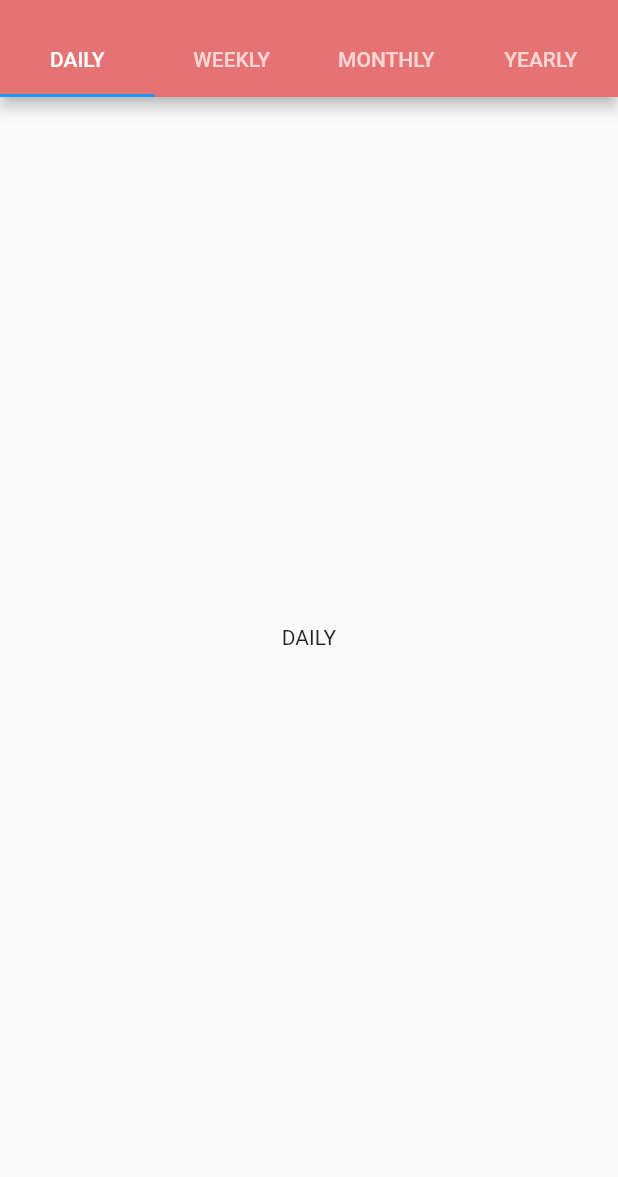
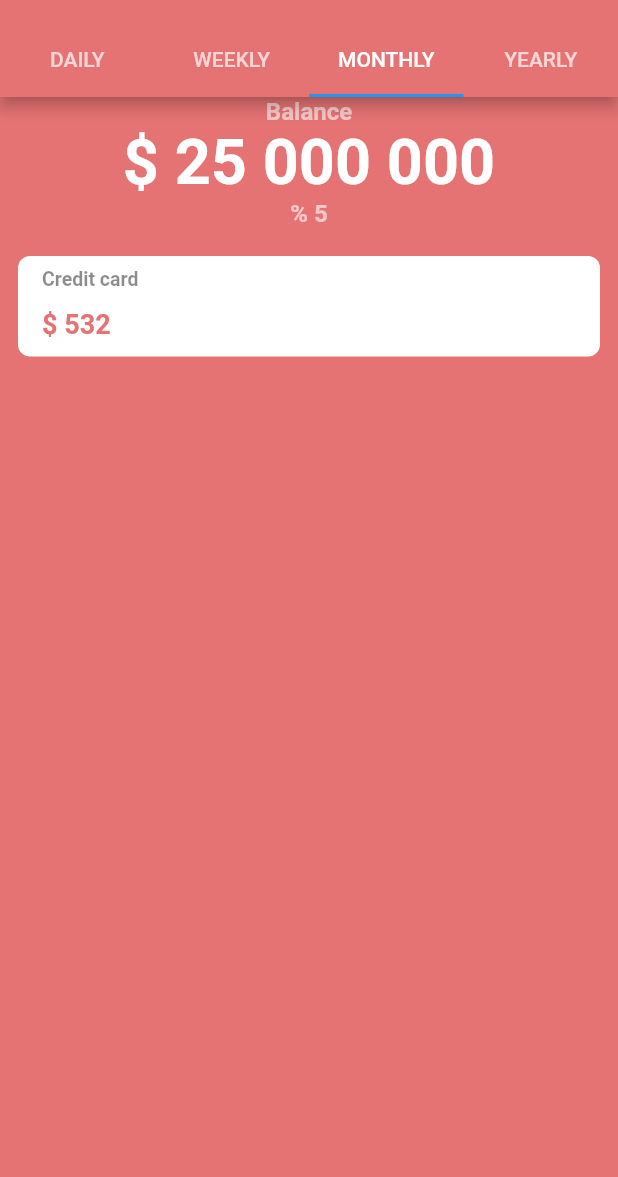
Before and after one commit to al-saqr/cashtrack, a Flutter app: the screen it shows after launch, on a phone screen of 412 x 824 dp, the part 59-1236 px from its top. Run offline on Flutter 3.47's test engine with Material 2 defaults, Android fonts, the phone set to English and light mode, and no system bars; our stand-ins replace carousel_slider.

Commit message:
fully refactored

```diff
--- a/lib/main.dart
+++ b/lib/main.dart
@@ -1,25 +1,15 @@
-import 'package:carousel_slider/carousel_slider.dart';
-import 'package:cashtrack/carousel_with_indicator.dart';
+import 'package:cashtrack/ui/pages/daily/daily_tab.dart';
+import 'package:cashtrack/ui/pages/monthly/monthly_tab.dart';
+import 'package:cashtrack/ui/pages/weekly/weekly_tab.dart';
+import 'package:cashtrack/ui/pages/yearly/yearly_tab.dart';
+import 'package:cashtrack/ui/widgets/buttons.dart';
+import 'package:cashtrack/ui/widgets/tabs.dart';
 import 'package:flutter/material.dart';
 
-void main() => runApp(MyApp());
+void main() => runApp(const MyApp());
 
 class MyApp extends StatelessWidget {
-  MyApp({Key? key}) : super(key: key);
-
-  final widgets = [
-    '1',
-    '3232',
-    '434343',
-    'asdasds',
-    'adasdsa',
-    'asdsasda',
-    'dasdsa',
-    'asdsad',
-    'asdsad',
-  ];
-  int _current = 0;
-  final CarouselController _controller = CarouselController();
+  const MyApp({Key? key}) : super(key: key);
 
   @override
   Widget build(BuildContext context) {
@@ -27,6 +17,7 @@ class MyApp extends StatelessWidget {
       debugShowCheckedModeBanner: false,
       title: 'Material App',
       home: DefaultTabController(
+        initialIndex: 2,
         length: 4,
         child: Scaffold(
           appBar: AppBar(
@@ -36,106 +27,18 @@ class MyApp extends StatelessWidget {
                 'Accounts',
               ),
             ),
-            leading: IconButton(
-              alignment: Alignment.centerLeft,
-              onPressed: () {},
-              icon: const Icon(Icons.settings),
-            ),
-            actions: [
-              IconButton(
-                onPressed: () {},
-                icon: const Icon(Icons.search),
-              ),
-              IconButton(
-                onPressed: () {},
-                icon: const Icon(Icons.add),
-              ),
-            ],
+            leading: settingsIcon,
+            actions: actionsList,
             bottom: const TabBar(
-              tabs: [
-                Tab(
-                  text: 'DAILY',
-                ),
-                Tab(text: 'WEEKLY'),
-                Tab(text: 'MONTHLY'),
-                Tab(text: 'YEARLY'),
-              ],
+              tabs: tabs,
             ),
           ),
-          body: TabBarView(
-            children: [
-              const Center(child: Text('DAILY')),
-              const Center(child: Text('WEEKLY')),
-              Container(
-                color: Colors.red.shade300,
-                child: Column(
-                  children: [
-                    SizedBox(
-                      width: double.infinity,
-                      height: 100,
-                      child: Column(
-                        children: const [
-                          Text(
-                            'Balance',
-                            style: TextStyle(
-                              fontSize: 16,
-                              fontWeight: FontWeight.w600,
-                              color: Colors.white60,
-                            ),
-                          ),
-                          Text(
-                            '\$ 25 000 000',
-                            style: TextStyle(
-                              fontSize: 42,
-                              fontWeight: FontWeight.bold,
-                              color: Colors.white,
-                            ),
-                          ),
-                          Text(
-                            '% 5',
-                            style: TextStyle(
-                              fontSize: 16,
-                              fontWeight: FontWeight.w600,
-                              color: Colors.white60,
-                            ),
-                          ),
-                        ],
-                      ),
-                    ),
-                    Padding(
-                      padding: const EdgeInsets.symmetric(
-                        vertical: 6.0,
-                        horizontal: 12.0,
-                      ),
-                      child: Container(
-                        decoration: BoxDecoration(
-                            borderRadius: BorderRadius.circular(8.0),
-                            color: Colors.white),
-                        child: ListTile(
-                          minVerticalPadding: 8.0,
-                          dense: true,
-                          title: const Text(
-                            'Credit card',
-                            style: TextStyle(
-                                fontWeight: FontWeight.bold,
-                                color: Colors.black45),
-                          ),
-                          subtitle: Text(
-                            '\$ 532',
-                            style: TextStyle(
-                              height: 2,
-                              fontSize: 18,
-                              fontWeight: FontWeight.bold,
-                              color: Colors.red.shade300,
-                            ),
-                          ),
-                        ),
-                      ),
-                    )
-                  ],
-                ),
-              ),
-              const Center(child: Text('YEARLY')),
+          body: const TabBarView(
+            children: <Widget>[
+              DailyTabPage(),
+              WeeklyTabPage(),
+              MonthlyTabPage(),
+              YearlyTabPage(),
             ],
           ),
         ),
--- /dev/null
+++ b/lib/ui/pages/daily/daily_tab.dart
@@ -0,0 +1,10 @@
+import 'package:flutter/material.dart';
+
+class DailyTabPage extends StatelessWidget {
+  const DailyTabPage({Key? key}) : super(key: key);
+
+  @override
+  Widget build(BuildContext context) {
+    return Container(child: Text('DAILY'));
+  }
+}
--- /dev/null
+++ b/lib/ui/pages/monthly/monthly_tab.dart
@@ -0,0 +1,77 @@
+import 'package:flutter/material.dart';
+
+class MonthlyTabPage extends StatelessWidget {
+  const MonthlyTabPage({Key? key}) : super(key: key);
+
+  @override
+  Widget build(BuildContext context) {
+    return Container(
+      color: Colors.red.shade300,
+      child: Column(
+        children: [
+          SizedBox(
+            width: double.infinity,
+            height: 100,
+            child: Column(
+              children: const [
+                Text(
+                  'Balance',
+                  style: TextStyle(
+                    fontSize: 16,
+                    fontWeight: FontWeight.w600,
+                    color: Colors.white60,
+                  ),
+                ),
+                Text(
+                  '\$ 25 000 000',
+                  style: TextStyle(
+                    fontSize: 42,
+                    fontWeight: FontWeight.bold,
+                    color: Colors.white,
+                  ),
+                ),
+                Text(
+                  '% 5',
+                  style: TextStyle(
+                    fontSize: 16,
+                    fontWeight: FontWeight.w600,
+                    color: Colors.white60,
+                  ),
+                ),
+              ],
+            ),
+          ),
+          Padding(
+            padding: const EdgeInsets.symmetric(
+              vertical: 6.0,
+              horizontal: 12.0,
+            ),
+            child: Container(
+              decoration: BoxDecoration(
+                  borderRadius: BorderRadius.circular(8.0),
+                  color: Colors.white),
+              child: ListTile(
+                minVerticalPadding: 8.0,
+                dense: true,
+                title: const Text(
+                  'Credit card',
+                  style: TextStyle(
+                      fontWeight: FontWeight.bold, color: Colors.black45),
+                ),
+                subtitle: Text(
+                  '\$ 532',
+                  style: TextStyle(
+                    height: 2,
+                    fontSize: 18,
+                    fontWeight: FontWeight.bold,
+                    color: Colors.red.shade300,
+                  ),
+                ),
+              ),
+            ),
+          )
+        ],
+      ),
+    );
+  }
+}
--- /dev/null
+++ b/lib/ui/pages/weekly/weekly_tab.dart
@@ -0,0 +1,10 @@
+import 'package:flutter/material.dart';
+
+class WeeklyTabPage extends StatelessWidget {
+  const WeeklyTabPage({Key? key}) : super(key: key);
+
+  @override
+  Widget build(BuildContext context) {
+    return Center(child: Text('WEEKLY'));
+  }
+}
--- /dev/null
+++ b/lib/ui/pages/yearly/yearly_tab.dart
@@ -0,0 +1,10 @@
+import 'package:flutter/material.dart';
+
+class YearlyTabPage extends StatelessWidget {
+  const YearlyTabPage({Key? key}) : super(key: key);
+
+  @override
+  Widget build(BuildContext context) {
+    return Center(child: Text('YEARLY'));
+  }
+}
--- /dev/null
+++ b/lib/ui/widgets/buttons.dart
@@ -0,0 +1,18 @@
+import 'package:flutter/material.dart';
+
+final IconButton settingsIcon = IconButton(
+  alignment: Alignment.centerLeft,
+  onPressed: () {},
+  icon: const Icon(Icons.settings),
+);
+
+final actionsList = <IconButton>[
+  IconButton(
+    onPressed: () {},
+    icon: const Icon(Icons.search),
+  ),
+  IconButton(
+    onPressed: () {},
+    icon: const Icon(Icons.add),
+  ),
+];
--- /dev/null
+++ b/lib/ui/widgets/index.dart
@@ -0,0 +1 @@
+export 'package:cashtrack/ui/widgets/buttons.dart';
--- /dev/null
+++ b/lib/ui/widgets/tabs.dart
@@ -0,0 +1,10 @@
+import 'package:flutter/material.dart';
+
+const tabs = <Tab>[
+  Tab(
+    text: 'DAILY',
+  ),
+  Tab(text: 'WEEKLY'),
+  Tab(text: 'MONTHLY'),
+  Tab(text: 'YEARLY'),
+];
```
